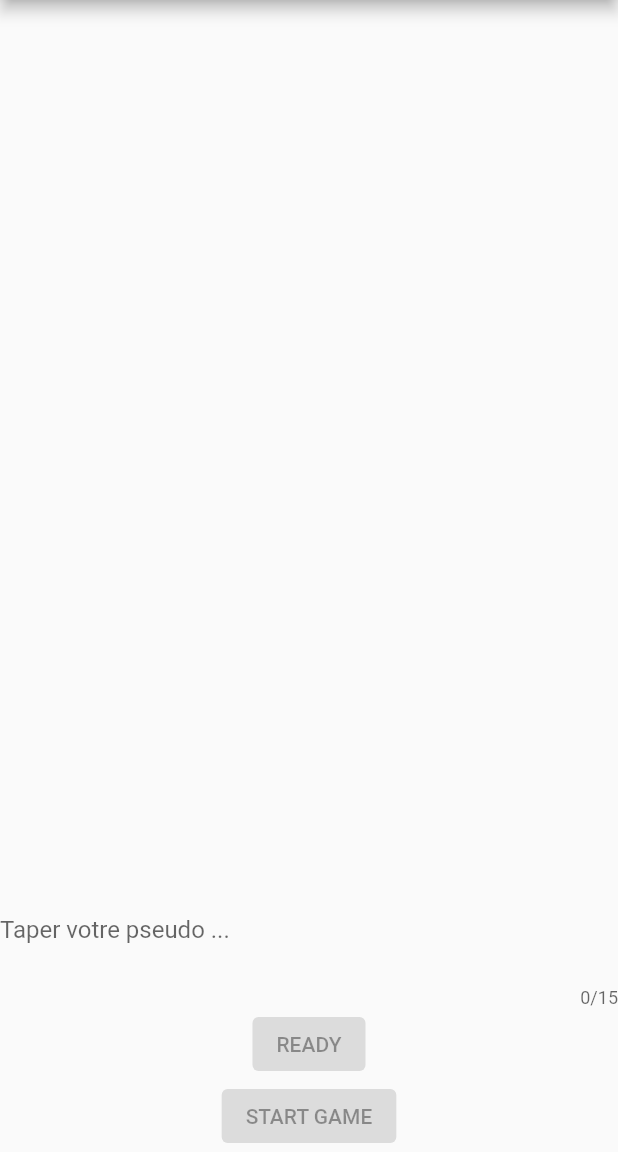
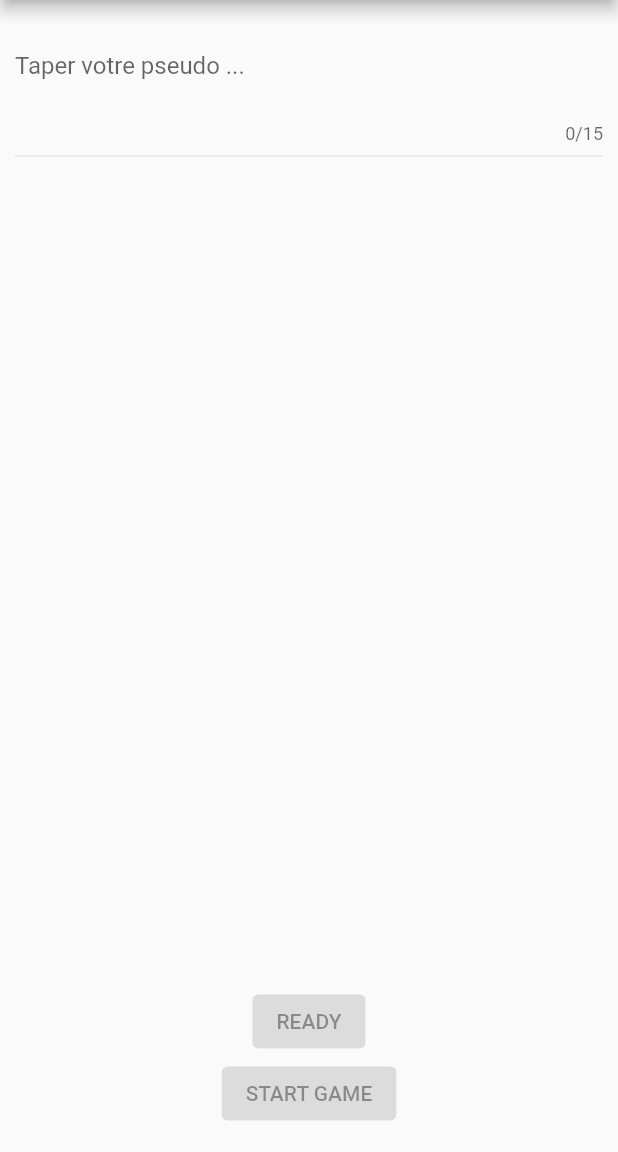
Before and after one commit to Among-IRL/Amongirl_flutter, a Flutter app: the screen it shows after launch, on a phone screen of 412 x 824 dp, the part 84-1236 px from its top. Run offline on Flutter 3.47's test engine with Material 2 defaults, Android fonts, the phone set to English and light mode, and no system bars; our stand-ins replace shared_preferences, socket_io_client; network calls fail.

Commit message:
Add config and refactor visu

```diff
--- /dev/null
+++ b/lib/config/config.dart
@@ -0,0 +1 @@
+const ip_address = "10.49.34.252";
--- a/lib/main.dart
+++ b/lib/main.dart
@@ -1,3 +1,4 @@
+import 'package:amoungirl/config/config.dart';
 import 'package:amoungirl/pages/end_game_page.dart';
 import 'package:amoungirl/pages/game_config_page.dart';
 import 'package:amoungirl/pages/roles_allocation.dart';
@@ -11,7 +12,7 @@ void main() {
 
   // IO.Socket socket = IO.io("https://amoung-irl-server-game.herokuapp.com/",
   //     IO.OptionBuilder().setTransports(['websocket']).build());
-  IO.Socket socket = IO.io("http://10.57.29.188:3000",
+  IO.Socket socket = IO.io("http://${ip_address}:3000",
       IO.OptionBuilder().setTransports(['websocket']).build());
 
   socket.connect();
--- a/lib/pages/game_config_page.dart
+++ b/lib/pages/game_config_page.dart
@@ -1,5 +1,6 @@
 import 'dart:math';
 
+import 'package:amoungirl/config/config.dart';
 import 'package:amoungirl/pages/roles_allocation.dart';
 import 'package:flutter/material.dart';
 import 'package:shared_preferences/shared_preferences.dart';
@@ -31,6 +32,7 @@ class GameConfigPageState extends State<GameConfigPage> {
   void initState() {
     initializeSocket();
     socket.emit('initGame');
+    print("inin game");
 
     super.initState();
   }
@@ -55,9 +57,10 @@ class GameConfigPageState extends State<GameConfigPage> {
         ],
       ),
       body: Center(
+        child: Padding(
+          padding: const EdgeInsets.only(top:15.0, bottom: 15.0, left: 10, right: 10),
           child: Column(
             children: [
-            buildPlayersList(),
               TextField(
                 maxLength: 15,
                 controller: pseudoController,
@@ -71,14 +74,18 @@ class GameConfigPageState extends State<GameConfigPage> {
                   labelText: 'Taper votre pseudo ...',
                 ),
               ),
+              Divider(),
+              buildPlayersList(),
               ElevatedButton(
                   child: const Text("READY"),
-                onPressed: pseudoController.text.length >= 3 && !isReady ? () => choosePseudo() : null
-            ),
+                  onPressed: pseudoController.text.length >= 3 && !isReady
+                      ? () => choosePseudo()
+                      : null),
               ElevatedButton(
                   child: const Text("START GAME"),
                   onPressed: allReady ? () => start() : null),
             ],
+          ),
         ),
       ),
     );
@@ -87,7 +94,7 @@ class GameConfigPageState extends State<GameConfigPage> {
   void initializeSocket() {
     // socket = IO.io("https://amoung-irl-server-game.herokuapp.com/",
     //     IO.OptionBuilder().setTransports(['websocket']).build());
-    socket = IO.io("http://192.168.11.126:3000",
+    socket = IO.io("http://${ip_address}:3000",
         IO.OptionBuilder().setTransports(['websocket']).build());
 
     // socket.connect();
--- a/lib/pages/task_page.dart
+++ b/lib/pages/task_page.dart
@@ -1,3 +1,4 @@
+import 'package:amoungirl/config/config.dart';
 import 'package:amoungirl/pages/end_game_page.dart';
 import 'package:amoungirl/pages/vote_page.dart';
 import 'package:amoungirl/widgets/text_field_decoration.dart';
@@ -106,7 +107,7 @@ class TaskPageState extends State<TaskPage> {
     print("LISTEN");
     // socket = IO.io("https://amoung-irl-server-game.herokuapp.com/",
     //     IO.OptionBuilder().setTransports(['websocket']).build());
-    socket = IO.io("http://10.57.29.188:3000",
+    socket = IO.io("http://${ip_address}:3000",
         IO.OptionBuilder().setTransports(['websocket']).build());
 
     // socket.connect();
--- a/lib/pages/vote_page.dart
+++ b/lib/pages/vote_page.dart
@@ -1,5 +1,6 @@
 import 'dart:async';
 
+import 'package:amoungirl/config/config.dart';
 import 'package:amoungirl/pages/task_page.dart';
 import 'package:amoungirl/widgets/text_field_decoration.dart';
 import 'package:flutter/cupertino.dart';
@@ -59,7 +60,7 @@ class VotePageState extends State<VotePage> {
   void onSocket() {
     // socket = IO.io("https://amoung-irl-server-game.herokuapp.com/",
     //     IO.OptionBuilder().setTransports(['websocket']).build());
-    socket = IO.io("http://10.57.29.188:3000",
+    socket = IO.io("http://${ip_address}:3000",
         IO.OptionBuilder().setTransports(['websocket']).build());
 
     // socket.connect();
```
Also changed, not shown: 5 other files. Lines whose indentation alone changed are shown as unchanged.
